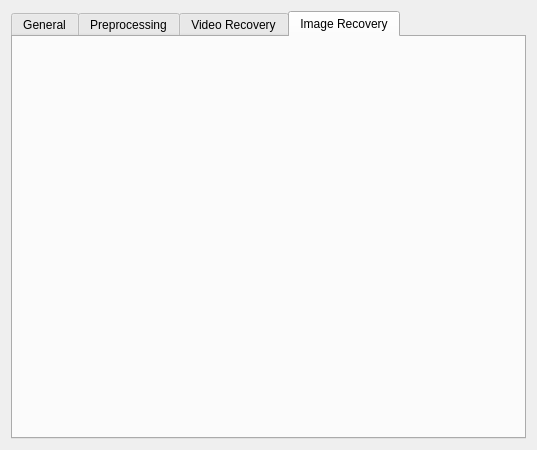
Above: gui/file_carving_ui.ui from rpoisel/mmc before the change. Below: the same form after it.
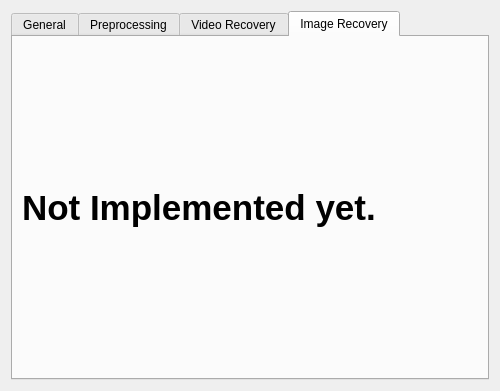
That is the form after the change. The open tabs and pages were chosen to show the change.

Commit message: gui improved and status message for finished jobs added

What changed in the file:
```diff
--- a/gui/file_carving_ui.ui
+++ b/gui/file_carving_ui.ui
@@ -6,8 +6,8 @@
    <rect>
     <x>0</x>
     <y>0</y>
-    <width>537</width>
-    <height>450</height>
+    <width>500</width>
+    <height>391</height>
    </rect>
   </property>
   <property name="minimumSize">
@@ -531,6 +531,34 @@
       <attribute name="title">
        <string>Image Recovery</string>
       </attribute>
+      <layout class="QVBoxLayout" name="verticalLayout_5">
+       <item>
+        <widget class="QLabel" name="label_17">
+         <property name="sizePolicy">
+          <sizepolicy hsizetype="Preferred" vsizetype="Preferred">
+           <horstretch>0</horstretch>
+           <verstretch>0</verstretch>
+          </sizepolicy>
+         </property>
+         <property name="font">
+          <font>
+           <family>Arial</family>
+           <pointsize>26</pointsize>
+           <weight>75</weight>
+           <bold>true</bold>
+           <underline>false</underline>
+           <strikeout>false</strikeout>
+          </font>
+         </property>
+         <property name="autoFillBackground">
+          <bool>false</bool>
+         </property>
+         <property name="text">
+          <string>Not Implemented yet. </string>
+         </property>
+        </widget>
+       </item>
+      </layout>
      </widget>
     </widget>
    </item>
```
Left out of the diff: 2 changed lines with no effect on the pictures. The commit also changes 4 other files.
